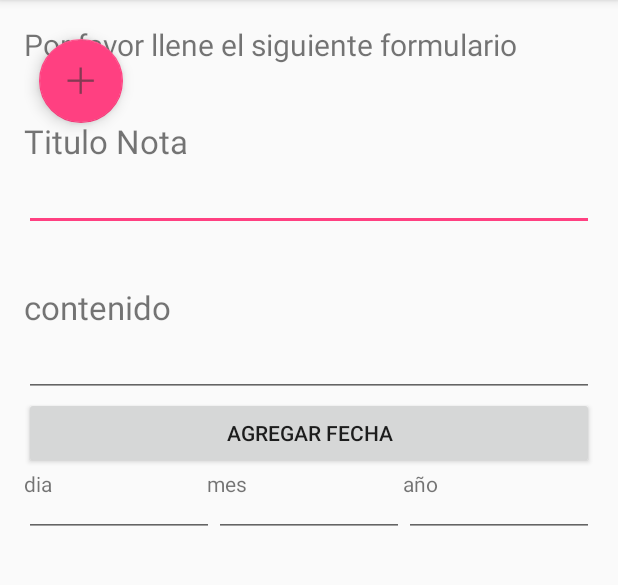
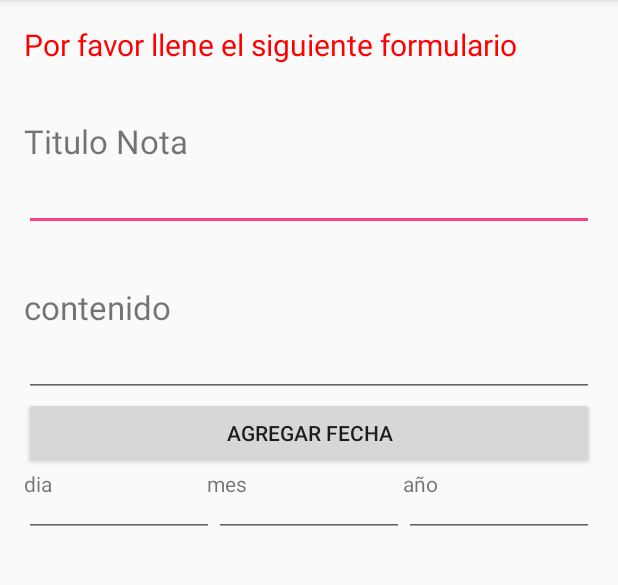
Before and after one commit to jonalexjm/appNotas, an Android app: the AdicionarNota screen opened directly, with no data from a screen before it, on a phone screen of 412 x 824 dp, the part 84-669 px from its top. Run offline under Robolectric (Android 15) with nearby library versions, the phone set to English and light mode, and no system bars.

```diff
--- a/app/src/main/java/jonalexjm/com/appnotas/AdicionarNota.java
+++ b/app/src/main/java/jonalexjm/com/appnotas/AdicionarNota.java
@@ -1,10 +1,7 @@
 package jonalexjm.com.appnotas;
 
-import android.support.design.widget.FloatingActionButton;
-import android.support.design.widget.Snackbar;
 import android.support.v7.app.AppCompatActivity;
 import android.os.Bundle;
-import android.view.View;
 
 public class AdicionarNota extends AppCompatActivity {
 
@@ -12,14 +9,5 @@ public class AdicionarNota extends AppCompatActivity {
     protected void onCreate(Bundle savedInstanceState) {
         super.onCreate(savedInstanceState);
         setContentView(R.layout.activity_adicionar_nota);
-
-        FloatingActionButton fab = (FloatingActionButton) findViewById(R.id.fab);
-        fab.setOnClickListener(new View.OnClickListener() {
-            @Override
-            public void onClick(View view) {
-                Snackbar.make(view, "Se presionó el FAB", Snackbar.LENGTH_LONG)
-                        .setAction("Action", null).show();
-            }
-        });
     }
 }
--- a/app/src/main/res/layout/activity_adicionar_nota.xml
+++ b/app/src/main/res/layout/activity_adicionar_nota.xml
@@ -14,7 +14,8 @@
         android:layout_width="wrap_content"
         android:layout_height="wrap_content"
         android:text="@string/agregarNota"
-        android:textSize="20dp"/>
+        android:textSize="20dp"
+        android:textColor="@color/NotaUrgente"/>
     <TextView
         android:id="@+id/tvTitulo"
         android:layout_width="match_parent"
@@ -79,7 +80,7 @@
             android:layout_weight="1"/>
 
 
-        </LinearLayout>
+    </LinearLayout>
 
 
     <LinearLayout
@@ -106,13 +107,7 @@
             android:layout_height="wrap_content"
             android:id="@+id/editText5"
             android:layout_weight="1"/>
+
+
     </LinearLayout>
-    <android.support.design.widget.FloatingActionButton
-        android:id="@+id/fab"
-        android:layout_width="wrap_content"
-        android:layout_height="wrap_content"
-        android:layout_gravity="bottom|end"
-        android:layout_margin="10dp"
-        android:src="@drawable/mas"
-        />
 </RelativeLayout>
```
Also changed, not shown: app/src/main/java/jonalexjm/com/appnotas/BaseHelper.java (added, +32 -0 lines), app/src/main/java/jonalexjm/com/appnotas/MainActivity.java (+15 -2 lines), app/src/main/java/jonalexjm/com/appnotas/pojo/Nota.java (+4 -4 lines), app/src/main/res/layout/activity_main.xml (+12 -0 lines).
